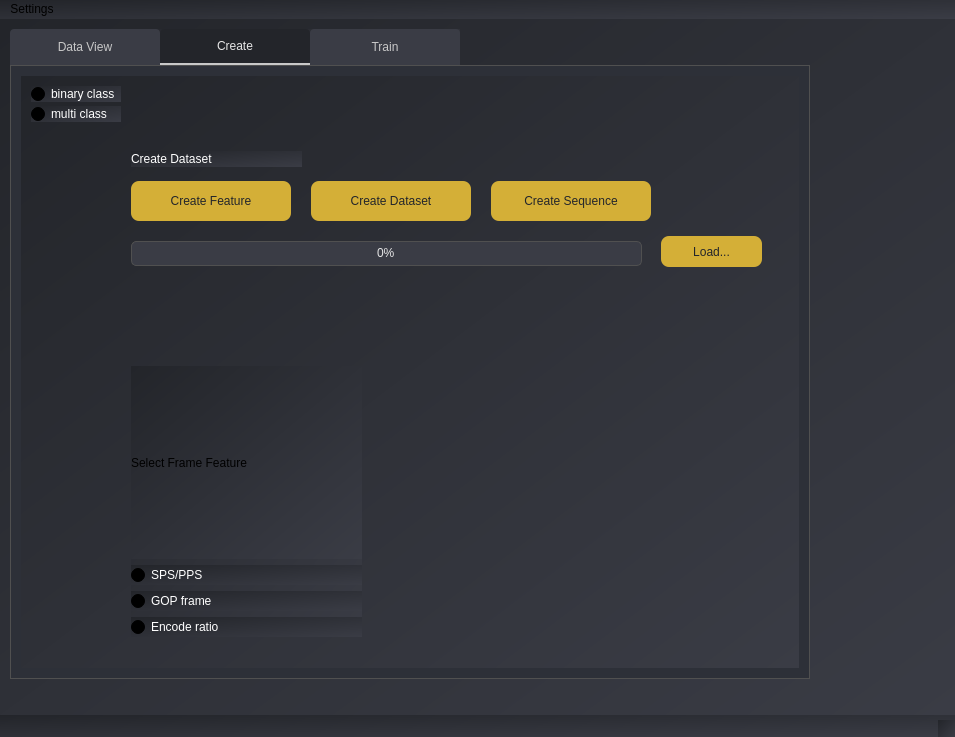
The window that AiFileDetector_2024/UI_Design/new.ui (jamemanionda/AiFileDetector_2024) describes before a commit, drawn with Qt 5.
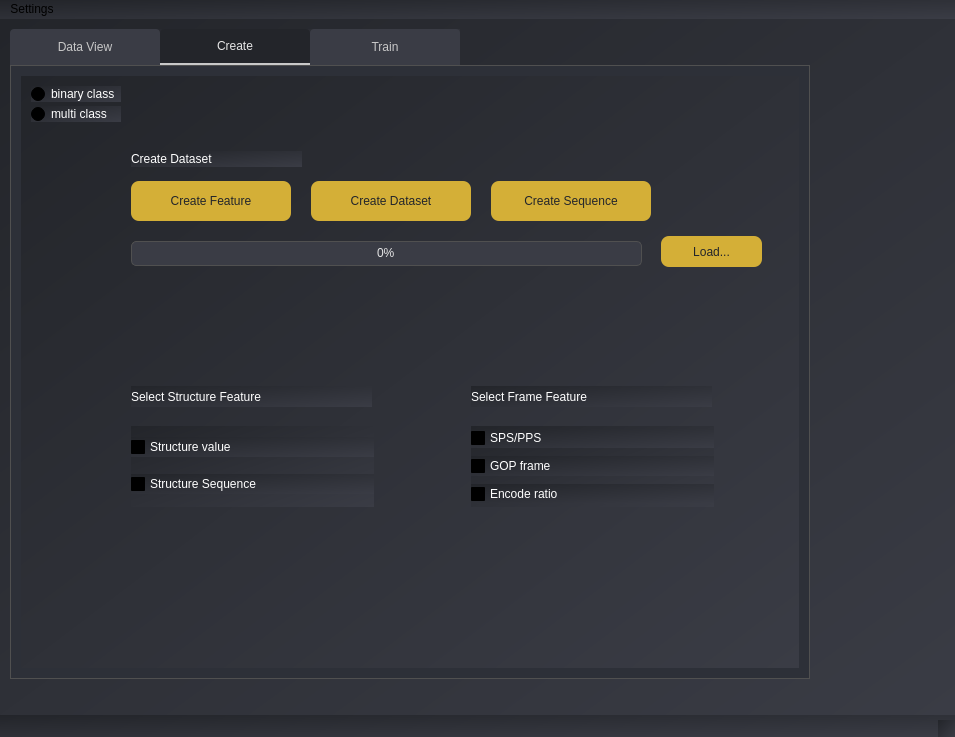
The same window after the commit. The open tabs and pages were chosen to show the change.

Diff of the .ui file:
```diff
--- a/AiFileDetector_2024/UI_Design/new.ui
+++ b/AiFileDetector_2024/UI_Design/new.ui
@@ -440,21 +440,84 @@
       <property name="geometry">
        <rect>
         <x>110</x>
-        <y>290</y>
-        <width>231</width>
-        <height>271</height>
+        <y>350</y>
+        <width>243</width>
+        <height>81</height>
        </rect>
       </property>
       <layout class="QVBoxLayout" name="verticalLayout">
        <item>
-        <widget class="QLabel" name="label_4">
+        <widget class="QCheckBox" name="structure_val_but">
+         <property name="styleSheet">
+          <string notr="true">font: 10pt &quot;Helvetica&quot;;
+style: bold;
+color: rgb(255, 255, 255);</string>
+         </property>
          <property name="text">
-          <string>Select Frame Feature</string>
+          <string>Structure value</string>
          </property>
         </widget>
        </item>
        <item>
-        <widget class="QRadioButton" name="mulButton_3">
+        <widget class="QCheckBox" name="structure_seq_but">
+         <property name="styleSheet">
+          <string notr="true">font: 10pt &quot;Helvetica&quot;;
+style: bold;
+color: rgb(255, 255, 255);</string>
+         </property>
+         <property name="text">
+          <string>Structure Sequence</string>
+         </property>
+        </widget>
+       </item>
+      </layout>
+     </widget>
+     <widget class="QLabel" name="label_4">
+      <property name="geometry">
+       <rect>
+        <x>110</x>
+        <y>310</y>
+        <width>241</width>
+        <height>21</height>
+       </rect>
+      </property>
+      <property name="styleSheet">
+       <string notr="true">color: rgb(255, 255, 255);
+font: 700 15pt &quot;Arial&quot;;</string>
+      </property>
+      <property name="text">
+       <string>Select Structure Feature</string>
+      </property>
+     </widget>
+     <widget class="QLabel" name="label_9">
+      <property name="geometry">
+       <rect>
+        <x>450</x>
+        <y>310</y>
+        <width>241</width>
+        <height>21</height>
+       </rect>
+      </property>
+      <property name="styleSheet">
+       <string notr="true">color: rgb(255, 255, 255);
+font: 700 15pt &quot;Arial&quot;;</string>
+      </property>
+      <property name="text">
+       <string>Select Frame Feature</string>
+      </property>
+     </widget>
+     <widget class="QWidget" name="verticalLayoutWidget_3">
+      <property name="geometry">
+       <rect>
+        <x>450</x>
+        <y>350</y>
+        <width>243</width>
+        <height>81</height>
+       </rect>
+      </property>
+      <layout class="QVBoxLayout" name="verticalLayout_3">
+       <item>
+        <widget class="QCheckBox" name="frame_sps_but">
          <property name="styleSheet">
           <string notr="true">font: 10pt &quot;Helvetica&quot;;
 style: bold;
@@ -466,7 +529,7 @@
         </widget>
        </item>
        <item>
-        <widget class="QRadioButton" name="mulButton_2">
+        <widget class="QCheckBox" name="frame_gop_but">
          <property name="styleSheet">
           <string notr="true">font: 10pt &quot;Helvetica&quot;;
 style: bold;
@@ -478,7 +541,7 @@
         </widget>
        </item>
        <item>
-        <widget class="QRadioButton" name="mulButton_4">
+        <widget class="QCheckBox" name="frame_ratio_but">
          <property name="styleSheet">
           <string notr="true">font: 10pt &quot;Helvetica&quot;;
 style: bold;
```
Left out of the diff: 18 changed lines with no effect on the pictures.
